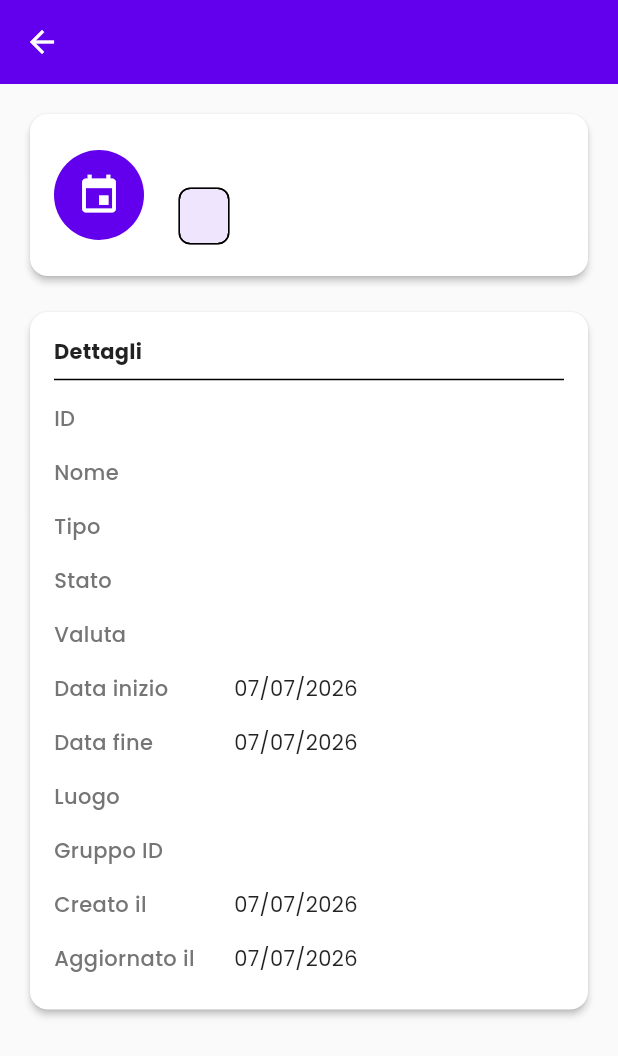
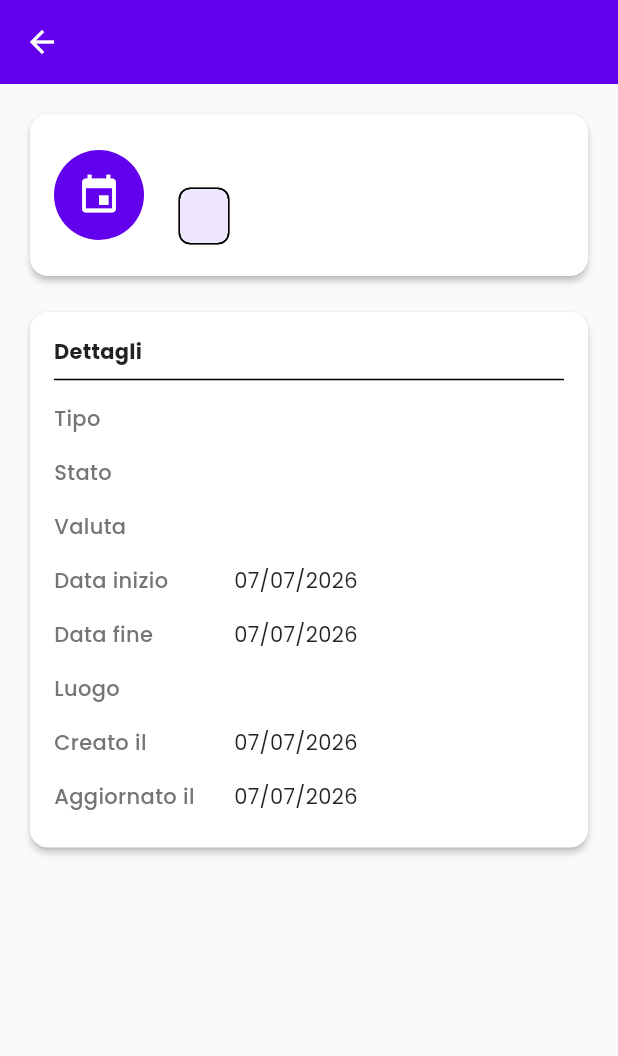
Before and after one commit to kantarutti/mc-spese-gruppo, a Flutter app: the EventoDettaglioScreen screen opened directly with empty values, on a phone screen of 412 x 824 dp. Shown: the top 1056 px of the screen. Run offline on Flutter 3.47's test engine with Material 3 defaults, Android fonts, the phone set to English and light mode, and no system bars; our stand-ins replace flutter_riverpod, google_fonts, supabase_flutter; accounts and stored records are empty.

Commit message:
Address code review: remove raw IDs and duplicate name from detail screen

```diff
--- a/lib/screens/eventi/evento_dettaglio_screen.dart
+++ b/lib/screens/eventi/evento_dettaglio_screen.dart
@@ -73,8 +73,6 @@ class EventoDettaglioScreen extends StatelessWidget {
                       ),
                     ),
                     const Divider(),
-                    _InfoRow(label: 'ID', value: evento.id),
-                    _InfoRow(label: 'Nome', value: evento.nome),
                     _InfoRow(label: 'Tipo', value: evento.tipo),
                     _InfoRow(label: 'Stato', value: evento.stato),
                     _InfoRow(label: 'Valuta', value: evento.valuta),
@@ -84,7 +82,6 @@ class EventoDettaglioScreen extends StatelessWidget {
                     _InfoRow(label: 'Data fine', value: _formatDate(evento.dataFine)),
                     if (evento.localitaId != null)
                       _InfoRow(label: 'Luogo', value: evento.localitaId!),
-                    _InfoRow(label: 'Gruppo ID', value: evento.gruppoId),
                     _InfoRow(label: 'Creato il', value: _formatDate(evento.createdAt)),
                     _InfoRow(label: 'Aggiornato il', value: _formatDate(evento.updatedAt)),
                   ],
```
Also changed, not shown: lib/screens/home/home_screen.dart (+9 -3 lines).
